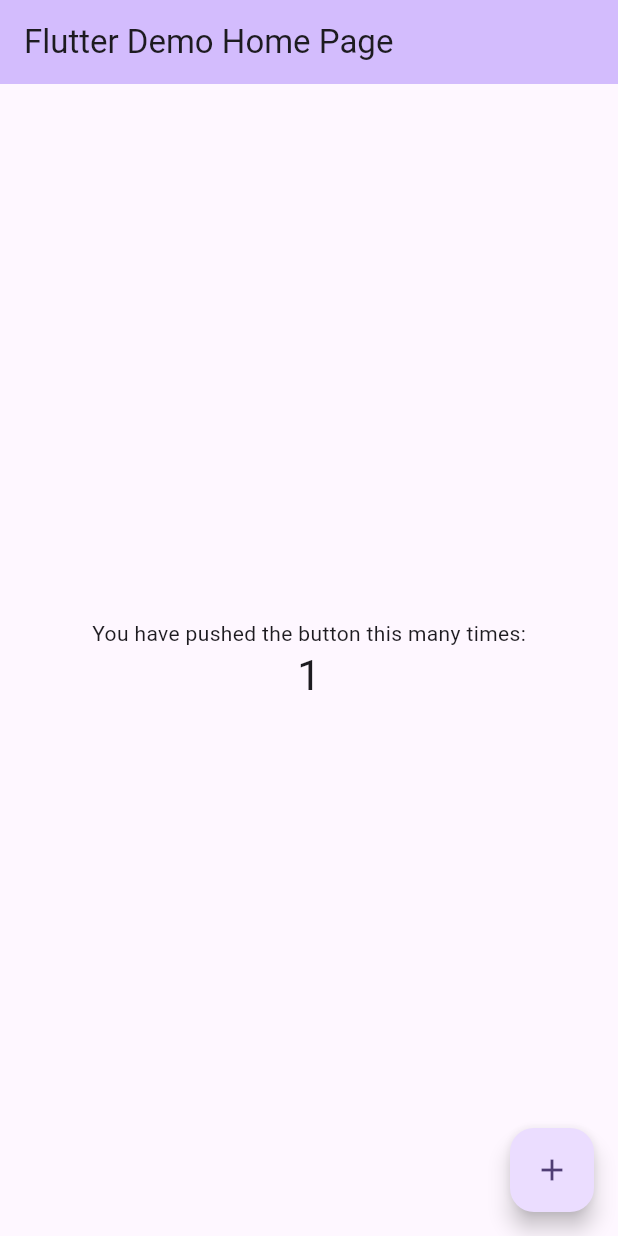
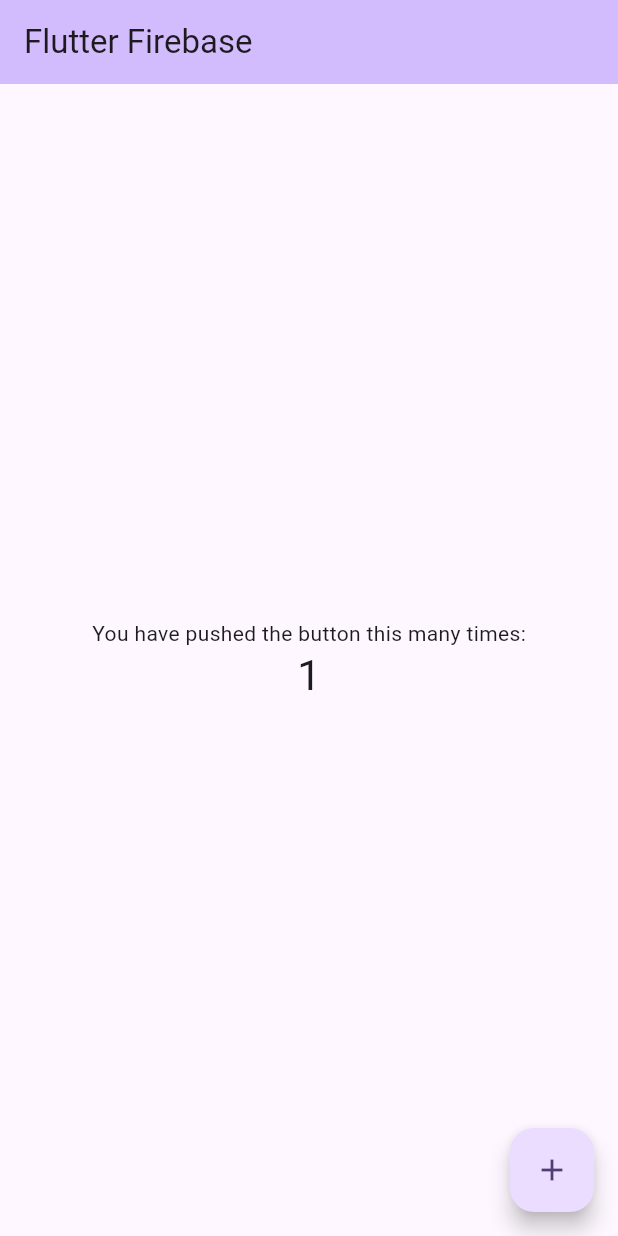
Before and after one commit to Balajar-DM/Flutter-Firebase, a Flutter app: the screen it shows after launch, after a tap on the "add" icon, on a phone screen of 412 x 824 dp. Run offline on Flutter 3.47's test engine with Material 3 defaults, Android fonts, the phone set to English and light mode, and no system bars; our stand-ins replace firebase_core; accounts and stored records are empty.

Commit message:
Install firebase CLI and setup firebase in project

```diff
--- a/lib/main.dart
+++ b/lib/main.dart
@@ -1,52 +1,33 @@
+import 'package:firebase_core/firebase_core.dart';
 import 'package:flutter/material.dart';
+import 'package:flutter_firebase/firebase_options.dart';
 
-void main() {
+void main() async {
+  WidgetsFlutterBinding.ensureInitialized();
+  await Firebase.initializeApp(
+    options: DefaultFirebaseOptions.currentPlatform,
+  );
   runApp(const MyApp());
 }
 
 class MyApp extends StatelessWidget {
   const MyApp({super.key});
 
-  // This widget is the root of your application.
   @override
   Widget build(BuildContext context) {
     return MaterialApp(
       title: 'Flutter Demo',
       theme: ThemeData(
-        // This is the theme of your application.
-        //
-        // TRY THIS: Try running your application with "flutter run". You'll see
-        // the application has a purple toolbar. Then, without quitting the app,
-        // try changing the seedColor in the colorScheme below to Colors.green
-        // and then invoke "hot reload" (save your changes or press the "hot
-        // reload" button in a Flutter-supported IDE, or press "r" if you used
-        // the command line to start the app).
-        //
-        // Notice that the counter didn't reset back to zero; the application
-        // state is not lost during the reload. To reset the state, use hot
-        // restart instead.
-        //
-        // This works for code too, not just values: Most code changes can be
-        // tested with just a hot reload.
         colorScheme: ColorScheme.fromSeed(seedColor: Colors.deepPurple),
         useMaterial3: true,
       ),
-      home: const MyHomePage(title: 'Flutter Demo Home Page'),
+      home: const MyHomePage(title: 'Flutter Firebase'),
     );
   }
 }
 
 class MyHomePage extends StatefulWidget {
   const MyHomePage({super.key, required this.title});
-
-  // This widget is the home page of your application. It is stateful, meaning
-  // that it has a State object (defined below) that contains fields that affect
-  // how it looks.
-
-  // This class is the configuration for the state. It holds the values (in this
-  // case the title) provided by the parent (in this case the App widget) and
-  // used by the build method of the State. Fields in a Widget subclass are
-  // always marked "final".
 
   final String title;
 
@@ -59,50 +40,19 @@ class _MyHomePageState extends State<MyHomePage> {
 
   void _incrementCounter() {
     setState(() {
-      // This call to setState tells the Flutter framework that something has
-      // changed in this State, which causes it to rerun the build method below
-      // so that the display can reflect the updated values. If we changed
-      // _counter without calling setState(), then the build method would not be
-      // called again, and so nothing would appear to happen.
       _counter++;
     });
   }
 
   @override
   Widget build(BuildContext context) {
-    // This method is rerun every time setState is called, for instance as done
-    // by the _incrementCounter method above.
-    //
-    // The Flutter framework has been optimized to make rerunning build methods
-    // fast, so that you can just rebuild anything that needs updating rather
-    // than having to individually change instances of widgets.
     return Scaffold(
       appBar: AppBar(
-        // TRY THIS: Try changing the color here to a specific color (to
-        // Colors.amber, perhaps?) and trigger a hot reload to see the AppBar
-        // change color while the other colors stay the same.
         backgroundColor: Theme.of(context).colorScheme.inversePrimary,
-        // Here we take the value from the MyHomePage object that was created by
-        // the App.build method, and use it to set our appbar title.
         title: Text(widget.title),
       ),
       body: Center(
-        // Center is a layout widget. It takes a single child and positions it
-        // in the middle of the parent.
         child: Column(
-          // Column is also a layout widget. It takes a list of children and
-          // arranges them vertically. By default, it sizes itself to fit its
-          // children horizontally, and tries to be as tall as its parent.
-          //
-          // Column has various properties to control how it sizes itself and
-          // how it positions its children. Here we use mainAxisAlignment to
-          // center the children vertically; the main axis here is the vertical
-          // axis because Columns are vertical (the cross axis would be
-          // horizontal).
-          //
-          // TRY THIS: Invoke "debug painting" (choose the "Toggle Debug Paint"
-          // action in the IDE, or press "p" in the console), to see the
-          // wireframe for each widget.
           mainAxisAlignment: MainAxisAlignment.center,
           children: <Widget>[
             const Text(
@@ -119,7 +69,7 @@ class _MyHomePageState extends State<MyHomePage> {
         onPressed: _incrementCounter,
         tooltip: 'Increment',
         child: const Icon(Icons.add),
-      ), // This trailing comma makes auto-formatting nicer for build methods.
+      ),
     );
   }
 }
--- a/pubspec.yaml
+++ b/pubspec.yaml
@@ -35,6 +35,7 @@ dependencies:
   # The following adds the Cupertino Icons font to your application.
   # Use with the CupertinoIcons class for iOS style icons.
   cupertino_icons: ^1.0.2
+  firebase_core: ^2.24.2
 
 dev_dependencies:
   flutter_test:
```
Also changed, not shown: lib/firebase_options.dart (added), pubspec.lock, 9 other files.
